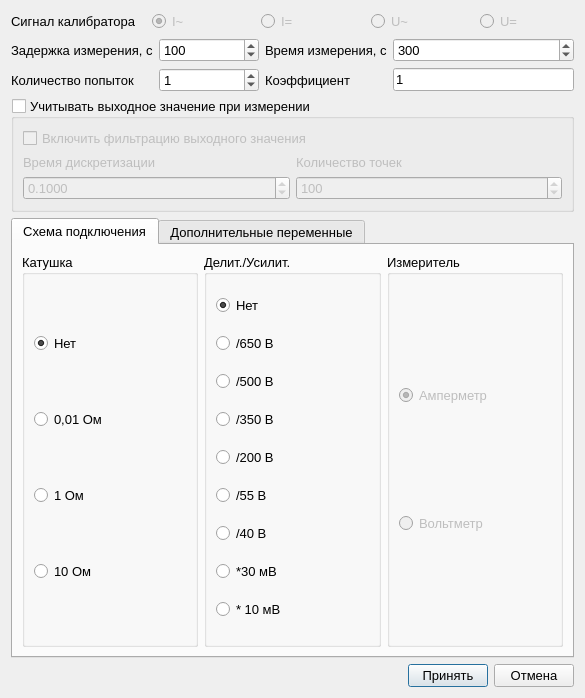
The window that ui/edit_cell_config_dialog.ui (irsural/clb_autocalibration) describes before a commit, drawn with Qt 5.
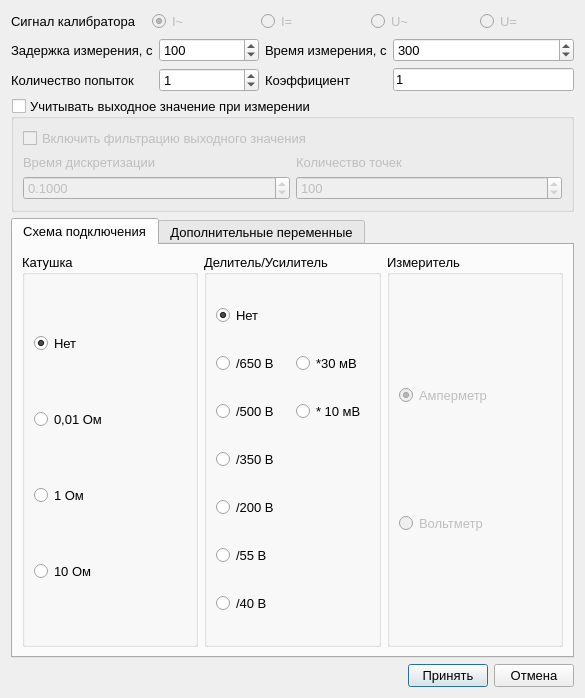
The same window after the commit. Icons and pictures are not drawn. Custom widgets are drawn as their Qt base class.

Diff of the .ui file:
```diff
--- a/ui/edit_cell_config_dialog.ui
+++ b/ui/edit_cell_config_dialog.ui
@@ -319,33 +319,20 @@
          <item>
           <widget class="QGroupBox" name="groupBox_4">
            <property name="title">
-            <string>Делит./Усилит.</string>
+            <string>Делитель/Усилитель</string>
            </property>
-           <layout class="QVBoxLayout" name="verticalLayout_6">
-            <item>
-             <widget class="QRadioButton" name="divider_no_radio">
+           <layout class="QGridLayout" name="gridLayout_3">
+            <item row="4" column="0">
+             <widget class="QRadioButton" name="divider_200_radio">
               <property name="text">
-               <string>Нет</string>
+               <string>/200 В</string>
               </property>
-              <property name="checked">
-               <bool>true</bool>
-              </property>
               <attribute name="buttonGroup">
                <string notr="true">buttonGroup_3</string>
               </attribute>
              </widget>
             </item>
-            <item>
-             <widget class="QRadioButton" name="divider_650_radio">
-              <property name="text">
-               <string>/650 В</string>
-              </property>
-              <attribute name="buttonGroup">
-               <string notr="true">buttonGroup_3</string>
-              </attribute>
-             </widget>
-            </item>
-            <item>
+            <item row="2" column="0">
              <widget class="QRadioButton" name="divider_500_radio">
               <property name="text">
                <string>/500 В</string>
@@ -355,7 +342,27 @@
               </attribute>
              </widget>
             </item>
-            <item>
+            <item row="1" column="0">
+             <widget class="QRadioButton" name="divider_650_radio">
+              <property name="text">
+               <string>/650 В</string>
+              </property>
+              <attribute name="buttonGroup">
+               <string notr="true">buttonGroup_3</string>
+              </attribute>
+             </widget>
+            </item>
+            <item row="6" column="0">
+             <widget class="QRadioButton" name="divider_40_radio">
+              <property name="text">
+               <string>/40 В</string>
+              </property>
+              <attribute name="buttonGroup">
+               <string notr="true">buttonGroup_3</string>
+              </attribute>
+             </widget>
+            </item>
+            <item row="3" column="0">
              <widget class="QRadioButton" name="divider_350_radio">
               <property name="text">
                <string>/350 В</string>
@@ -365,17 +372,20 @@
               </attribute>
              </widget>
             </item>
-            <item>
-             <widget class="QRadioButton" name="divider_200_radio">
+            <item row="0" column="0">
+             <widget class="QRadioButton" name="divider_no_radio">
               <property name="text">
-               <string>/200 В</string>
+               <string>Нет</string>
+              </property>
+              <property name="checked">
+               <bool>true</bool>
               </property>
               <attribute name="buttonGroup">
                <string notr="true">buttonGroup_3</string>
               </attribute>
              </widget>
             </item>
-            <item>
+            <item row="5" column="0">
              <widget class="QRadioButton" name="divider_55_radio">
               <property name="text">
                <string>/55 В</string>
@@ -385,17 +395,7 @@
               </attribute>
              </widget>
             </item>
-            <item>
-             <widget class="QRadioButton" name="divider_40_radio">
-              <property name="text">
-               <string>/40 В</string>
-              </property>
-              <attribute name="buttonGroup">
-               <string notr="true">buttonGroup_3</string>
-              </attribute>
-             </widget>
-            </item>
-            <item>
+            <item row="1" column="1">
              <widget class="QRadioButton" name="amplifier_30_radio">
               <property name="text">
                <string>*30 мВ</string>
@@ -405,7 +405,7 @@
               </attribute>
              </widget>
             </item>
-            <item>
+            <item row="2" column="1">
              <widget class="QRadioButton" name="amplifier_10_radio">
               <property name="text">
                <string>* 10 мВ</string>
```
Left out of the diff: 6 changed lines with no effect on the pictures.
